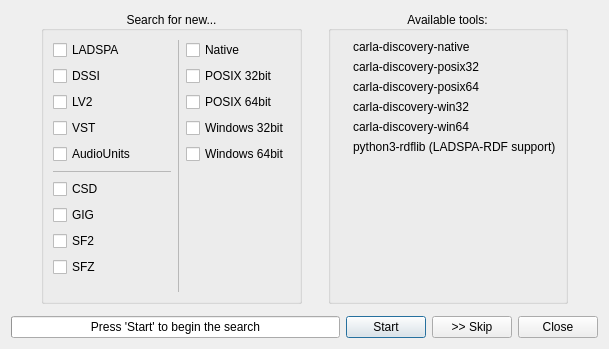
This is resources/ui/carla_refresh.ui in falkTX/Carla as Qt 5 draws it before an edit. The edited form follows.
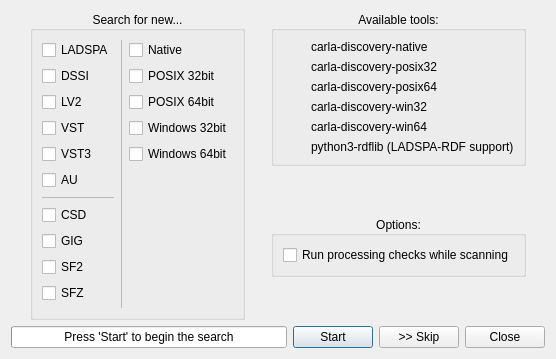
This is the edited form. Icons and pictures are not drawn.

Commit message: Add run-checks discovery option; allow vst3 scanning

```diff
--- a/resources/ui/carla_refresh.ui
+++ b/resources/ui/carla_refresh.ui
@@ -6,14 +6,14 @@
    <rect>
     <x>0</x>
     <y>0</y>
-    <width>609</width>
-    <height>349</height>
+    <width>556</width>
+    <height>323</height>
    </rect>
   </property>
   <property name="windowTitle">
    <string>Carla - Refresh</string>
   </property>
-  <layout class="QVBoxLayout" name="verticalLayout_3">
+  <layout class="QVBoxLayout" name="verticalLayout_5">
    <item>
     <layout class="QHBoxLayout" name="horizontalLayout_3">
      <item>
@@ -71,10 +71,17 @@
             </property>
            </widget>
           </item>
+          <item>
+           <widget class="QCheckBox" name="ch_vst3">
+            <property name="text">
+             <string>VST3</string>
+            </property>
+           </widget>
+          </item>
           <item>
            <widget class="QCheckBox" name="ch_au">
             <property name="text">
-             <string>AudioUnits</string>
+             <string>AU</string>
             </property>
            </widget>
           </item>
@@ -232,6 +239,8 @@
       </spacer>
      </item>
      <item>
+      <layout class="QVBoxLayout" name="verticalLayout_3">
+       <item>
       <widget class="QGroupBox" name="groupBox_2">
        <property name="title">
         <string>Available tools:</string>
@@ -369,7 +378,49 @@
           </property>
          </widget>
         </item>
-        <item row="6" column="1">
+         </layout>
+        </widget>
+       </item>
+       <item>
+        <spacer name="verticalSpacer_5">
+         <property name="orientation">
+          <enum>Qt::Vertical</enum>
+         </property>
+         <property name="sizeHint" stdset="0">
+          <size>
+           <width>20</width>
+           <height>40</height>
+          </size>
+         </property>
+        </spacer>
+       </item>
+       <item>
+        <widget class="QGroupBox" name="groupBox_3">
+         <property name="title">
+          <string>Options:</string>
+         </property>
+         <property name="alignment">
+          <set>Qt::AlignCenter</set>
+         </property>
+         <property name="flat">
+          <bool>true</bool>
+         </property>
+         <layout class="QVBoxLayout" name="verticalLayout_4">
+          <item>
+           <widget class="QCheckBox" name="ch_do_checks">
+            <property name="toolTip">
+             <string>Carla will run small processing checks when scanning the plugins (to make sure they won't crash).
+You can disable these checks to get a faster scanning time (at your own risk).</string>
+            </property>
+            <property name="text">
+             <string>Run processing checks while scanning</string>
+            </property>
+           </widget>
+          </item>
+         </layout>
+        </widget>
+       </item>
+       <item>
          <spacer name="verticalSpacer_4">
           <property name="orientation">
            <enum>Qt::Vertical</enum>
@@ -383,7 +434,6 @@
          </spacer>
         </item>
        </layout>
-      </widget>
      </item>
      <item>
       <spacer name="horizontalSpacer_2">
@@ -403,22 +453,6 @@
      </item>
     </layout>
    </item>
-   <item>
-    <spacer name="verticalSpacer_5">
-     <property name="orientation">
-      <enum>Qt::Vertical</enum>
-     </property>
-     <property name="sizeType">
-      <enum>QSizePolicy::Fixed</enum>
-     </property>
-     <property name="sizeHint" stdset="0">
-      <size>
-       <width>20</width>
-       <height>6</height>
-      </size>
-     </property>
-    </spacer>
-   </item>
    <item>
     <spacer name="verticalSpacer">
      <property name="orientation">
```
Lines whose indentation alone changed are shown as unchanged. The commit also changes 3 other files.
